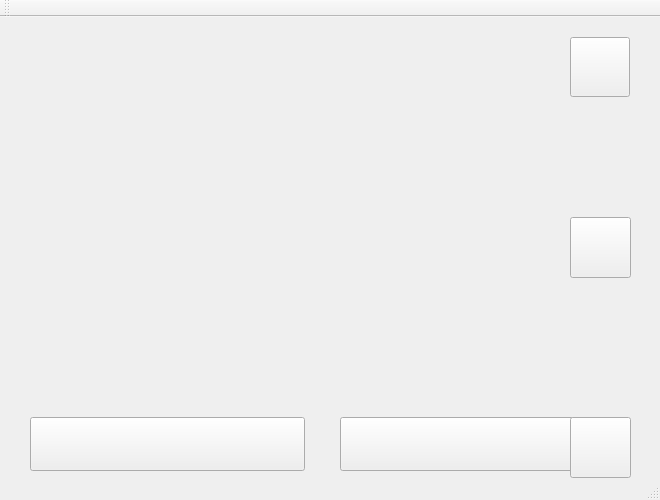
This is Rhythm_Game/Rhythm_Game/rhythm_game.ui in Robolover/Capstone as Qt 5 draws it before an edit. The edited form follows.
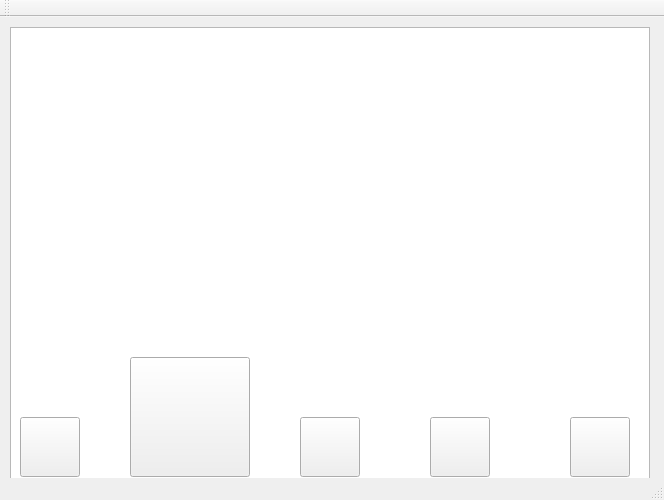
This is the edited form. Icons and pictures are not drawn.

What changed in the file:
```diff
--- a/Rhythm_Game/Rhythm_Game/rhythm_game.ui
+++ b/Rhythm_Game/Rhythm_Game/rhythm_game.ui
@@ -6,7 +6,7 @@
    <rect>
     <x>0</x>
     <y>0</y>
-    <width>660</width>
+    <width>664</width>
     <height>500</height>
    </rect>
   </property>
@@ -59,13 +59,13 @@
      <string/>
     </property>
    </widget>
-   <widget class="QPushButton" name="music_image">
+   <widget class="QPushButton" name="stage_1">
     <property name="geometry">
      <rect>
-      <x>570</x>
-      <y>200</y>
-      <width>61</width>
-      <height>61</height>
+      <x>130</x>
+      <y>340</y>
+      <width>120</width>
+      <height>120</height>
      </rect>
     </property>
     <property name="styleSheet">
@@ -75,11 +75,11 @@
      <string/>
     </property>
    </widget>
-   <widget class="QPushButton" name="upButtonBasic">
+   <widget class="QPushButton" name="left_button">
     <property name="geometry">
      <rect>
-      <x>570</x>
-      <y>20</y>
+      <x>20</x>
+      <y>400</y>
       <width>60</width>
       <height>60</height>
      </rect>
@@ -95,13 +95,13 @@
      <string/>
     </property>
    </widget>
-   <widget class="QPushButton" name="downButtonBasic">
+   <widget class="QPushButton" name="right_button">
     <property name="geometry">
      <rect>
       <x>570</x>
       <y>400</y>
-      <width>61</width>
-      <height>61</height>
+      <width>60</width>
+      <height>60</height>
      </rect>
     </property>
     <property name="styleSheet">
@@ -115,12 +115,57 @@
      <string/>
     </property>
    </widget>
+   <widget class="QPushButton" name="stage_2">
+    <property name="geometry">
+     <rect>
+      <x>300</x>
+      <y>400</y>
+      <width>60</width>
+      <height>60</height>
+     </rect>
+    </property>
+    <property name="styleSheet">
+     <string notr="true">background-image: url(C:\image/music_image_2.png);</string>
+    </property>
+    <property name="text">
+     <string/>
+    </property>
+   </widget>
+   <widget class="QPushButton" name="stage_3">
+    <property name="geometry">
+     <rect>
+      <x>430</x>
+      <y>400</y>
+      <width>60</width>
+      <height>60</height>
+     </rect>
+    </property>
+    <property name="styleSheet">
+     <string notr="true">background-image: url(C:\image/music_image_3.png);</string>
+    </property>
+    <property name="text">
+     <string/>
+    </property>
+   </widget>
+   <widget class="QGraphicsView" name="video">
+    <property name="geometry">
+     <rect>
+      <x>10</x>
+      <y>10</y>
+      <width>640</width>
+      <height>480</height>
+     </rect>
+    </property>
+   </widget>
    <zorder>camera</zorder>
    <zorder>exit_button</zorder>
    <zorder>start_button</zorder>
-   <zorder>upButtonBasic</zorder>
-   <zorder>downButtonBasic</zorder>
-   <zorder>music_image</zorder>
+   <zorder>video</zorder>
+   <zorder>right_button</zorder>
+   <zorder>stage_1</zorder>
+   <zorder>stage_2</zorder>
+   <zorder>stage_3</zorder>
+   <zorder>left_button</zorder>
   </widget>
   <widget class="QToolBar" name="mainToolBar">
    <attribute name="toolBarArea">
```
Left out of the diff: 104 changed lines with no effect on the pictures.
